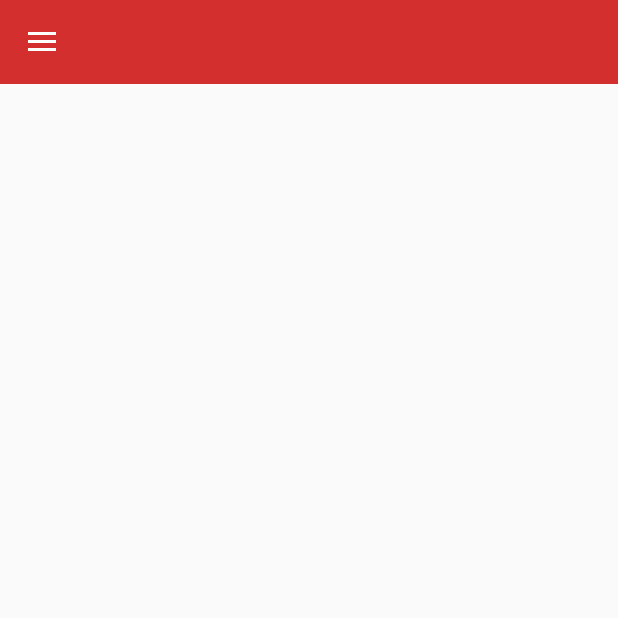
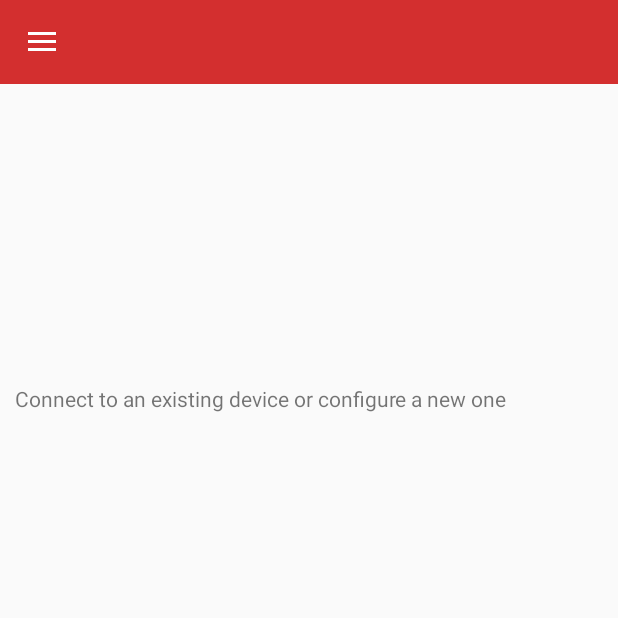
Before and after one commit to Aaron-Hickey/Git-Hub-Repo, an Android app: the screen it shows after launch (MainActivity), on a phone screen of 412 x 824 dp, the top half of it. Run offline under Robolectric (Android 15) with nearby library versions, the phone set to English and light mode, and no system bars; libraries missing offline, so code that uses them is left out: com.davemorrissey.labs; 5 statements that could not run were skipped.

Commit message:
v0.35
Custom distance option now rounds value down.
Construction option added to config.

```diff
--- a/TrafficLightApp/app/src/main/java/com/example/hal9000/trafficlightapp/config.java
+++ b/TrafficLightApp/app/src/main/java/com/example/hal9000/trafficlightapp/config.java
@@ -12,10 +12,12 @@ import android.view.View;
 import android.view.ViewGroup;
 import android.widget.ArrayAdapter;
 import android.widget.Button;
+import android.widget.CompoundButton;
 import android.widget.EditText;
 import android.widget.ImageButton;
 import android.widget.ProgressBar;
 import android.widget.Spinner;
+import android.widget.Switch;
 import android.widget.TextView;
 import android.widget.Toast;
 
@@ -43,9 +45,12 @@ public class config extends Fragment {
     private ImageButton refreshButton;
     private ProgressBar responseProgress;
     private Spinner configDeviceList;
+    private Switch constructionSwitch;
+
     private String typologyOptionsValue;
     private String modeOptionsValue;
     private int distanceOptionsValue;
+    private int constructionSwitchValue = 0;
 
     private BluetoothDevice device;
 
@@ -82,6 +87,17 @@ public class config extends Fragment {
         applyButton = view.findViewById(R.id.applyButton);
         warningText = view.findViewById(R.id.warningConfig);
         responseProgress = view.findViewById(R.id.configLoading);
+        constructionSwitch = view.findViewById(R.id.constructionSwitch);
+
+        constructionSwitch.setOnCheckedChangeListener(new CompoundButton.OnCheckedChangeListener() {
+            public void onCheckedChanged(CompoundButton buttonView, boolean isChecked) {
+                if (isChecked) {
+                        constructionSwitchValue = 1;
+                } else {
+                        constructionSwitchValue = 0;
+                }
+            }
+        });
 
         applyButton.setOnClickListener(new View.OnClickListener() {
             public void onClick(View v) {
@@ -154,10 +170,9 @@ public class config extends Fragment {
         }
 
         modeOptionsValue = modeOptions.getSelectedItem().toString();
-
         if (valid) {
 
-            String msg = createMessage(typologyOptionsValue, modeOptionsValue, distanceOptionsValue);
+            String msg = createMessage(typologyOptionsValue, modeOptionsValue, distanceOptionsValue, constructionSwitchValue);
             boolean sendStatus = bf.sendData(msg);
             if (sendStatus == true) {
                 responseProgress.setVisibility(View.VISIBLE);
@@ -169,7 +184,7 @@ public class config extends Fragment {
         }
     }
 
-    private String createMessage(String typo, String mode, int dist) {
+    private String createMessage(String typo, String mode, int dist, int construction) {
         int typoCode = typologyOptions.getSelectedItemPosition() + 1;
 
         String modeCode = "0";
@@ -182,13 +197,15 @@ public class config extends Fragment {
         }
 
         String distCode;
+        double distD = (100 *  Math.round(dist / 100));
+        System.out.println(distD);
         if (dist < 1000) {
             distCode = "0" + (dist / 100); // 01 = 100, 02 = 200 etc.
         } else {
             distCode = "" + (dist / 100); // 10 = 1000, 11 = 1100 etc.
         }
 
-        return "Config:" + typoCode + "" + modeCode + "" + distCode;
+        return "Config:" + typoCode + "" + modeCode + "" + distCode +""+construction;
     }
 
     private void listenForResponse() {
--- a/TrafficLightApp/app/src/main/java/com/example/hal9000/trafficlightapp/global_view.java
+++ b/TrafficLightApp/app/src/main/java/com/example/hal9000/trafficlightapp/global_view.java
@@ -15,6 +15,7 @@ import android.view.LayoutInflater;
 import android.view.MotionEvent;
 import android.view.View;
 import android.view.ViewGroup;
+import android.widget.LinearLayout;
 import android.widget.Toast;
 
 import com.davemorrissey.labs.subscaleview.ImageSource;
@@ -34,6 +35,7 @@ public class global_view extends Fragment {
     private View view;
     private ArrayList<trafficLight> trafficLightList = new ArrayList();
     private bluetoothFunctions bf;
+    private LinearLayout configReminder;
 
     public global_view() {
     }
@@ -54,7 +56,7 @@ public class global_view extends Fragment {
                              Bundle savedInstanceState) {
         view = inflater.inflate(R.layout.fragment_global_view, container, false);
         imageView = view.findViewById(R.id.imageView);
-        // createTrafficLights(2, "Pendular", 100);
+        configReminder = view.findViewById(R.id.ConfigReminder);
         return view;
     }
 
@@ -83,6 +85,8 @@ public class global_view extends Fragment {
         bf.connectToDevice(bluetoothDevice);
         bf.sendData("Global:");
 
+
+        configReminder.setVisibility(View.INVISIBLE);
         int numberOfLights;
         if(typology.equals("2F P Turning"))
         {
--- a/TrafficLightApp/app/src/main/java/com/example/hal9000/trafficlightapp/monitoring.java
+++ b/TrafficLightApp/app/src/main/java/com/example/hal9000/trafficlightapp/monitoring.java
@@ -91,7 +91,7 @@ public class monitoring extends Fragment {
         typoText.setText(t.getTypology());
         modeText.setText(t.getMode());
         densityText.setText(t.getDensity());
-        distanceText.setText(Integer.toString(t.getDistance()));
+        distanceText.setText(Double.toString(t.getDistance()));
         countryText.setText(t.getCountry());
         batteryText.setText(Integer.toString(t.getBattery()));
     }
--- a/TrafficLightApp/app/src/main/res/layout/fragment_global_view.xml
+++ b/TrafficLightApp/app/src/main/res/layout/fragment_global_view.xml
@@ -7,7 +7,24 @@
     android:id="@+id/global_view"
     >
 
-        <com.example.hal9000.trafficlightapp.PinView
+    <LinearLayout
+        android:id="@+id/ConfigReminder"
+        android:layout_width="match_parent"
+        android:layout_height="match_parent"
+        android:layout_marginLeft="10dp"
+        android:layout_marginRight="10dp"
+        android:layout_marginTop="200dp"
+        android:orientation="vertical">
+
+        <TextView
+            android:id="@+id/textView"
+            android:layout_width="match_parent"
+            android:layout_height="wrap_content"
+            android:text="Connect to an existing device or configure a new one" />
+
+    </LinearLayout>
+
+    <com.example.hal9000.trafficlightapp.PinView
             android:id="@+id/imageView"
             android:layout_width="match_parent"
             android:layout_height="match_parent"/>
```
